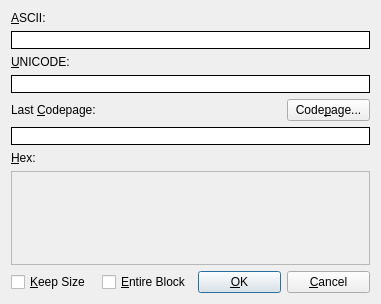
Qt form src/gui/Src/Gui/HexEditDialog.ui (x64dbg/x64dbg) before a commit.
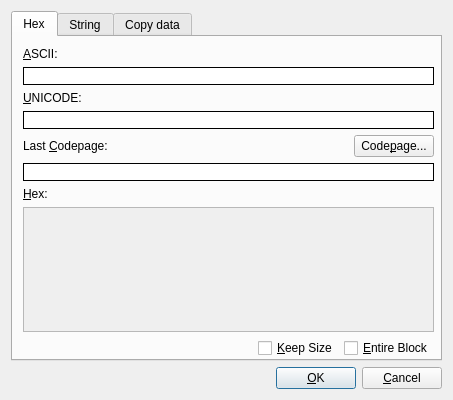
The same form after that commit. The open tabs and pages were chosen to show the change. Icons and pictures are not drawn. Custom widgets are drawn as their Qt base class.

The edit to the form file:
```diff
--- a/src/gui/Src/Gui/HexEditDialog.ui
+++ b/src/gui/Src/Gui/HexEditDialog.ui
@@ -6,8 +6,8 @@
    <rect>
     <x>0</x>
     <y>0</y>
-    <width>381</width>
-    <height>304</height>
+    <width>453</width>
+    <height>400</height>
    </rect>
   </property>
   <property name="windowTitle">
@@ -18,40 +18,22 @@
     <normaloff>:/icons/images/document-binary.png</normaloff>:/icons/images/document-binary.png</iconset>
   </property>
   <layout class="QGridLayout" name="gridLayout">
-   <item row="5" column="0" colspan="4">
-    <widget class="HexLineEdit" name="lineEditCodepage">
-     <property name="styleSheet">
-      <string notr="true">QLineEdit {border-style: outset; border-width: 1px; border-color: black}</string>
-     </property>
-    </widget>
-   </item>
-   <item row="3" column="0" colspan="4">
-    <widget class="HexLineEdit" name="lineEditUnicode">
-     <property name="styleSheet">
-      <string notr="true">QLineEdit {border-style: outset; border-width: 1px; border-color: black}</string>
-     </property>
-     <property name="inputMask">
-      <string/>
-     </property>
-     <property name="maxLength">
-      <number>32767</number>
-     </property>
-     <property name="frame">
-      <bool>false</bool>
-     </property>
-    </widget>
-   </item>
-   <item row="0" column="0">
-    <widget class="QLabel" name="labelAscii">
-     <property name="text">
-      <string>&amp;ASCII:</string>
-     </property>
-     <property name="buddy">
-      <cstring>lineEditAscii</cstring>
-     </property>
-    </widget>
-   </item>
-   <item row="8" column="2">
+   <item row="3" column="0">
+    <layout class="QHBoxLayout" name="horizontalLayout">
+     <item>
+      <spacer name="horizontalSpacer">
+       <property name="orientation">
+        <enum>Qt::Horizontal</enum>
+       </property>
+       <property name="sizeHint" stdset="0">
+        <size>
+         <width>40</width>
+         <height>20</height>
+        </size>
+       </property>
+      </spacer>
+     </item>
+     <item>
     <widget class="QPushButton" name="btnOk">
      <property name="text">
       <string>&amp;OK</string>
@@ -61,70 +43,67 @@
      </property>
     </widget>
    </item>
-   <item row="1" column="0" colspan="4">
-    <widget class="HexLineEdit" name="lineEditAscii">
-     <property name="styleSheet">
-      <string notr="true">QLineEdit {border-style: outset; border-width: 1px; border-color: black}</string>
-     </property>
-     <property name="inputMask">
-      <string/>
-     </property>
-     <property name="maxLength">
-      <number>32767</number>
-     </property>
-     <property name="frame">
-      <bool>false</bool>
-     </property>
-    </widget>
-   </item>
-   <item row="6" column="0">
-    <widget class="QLabel" name="labelHex">
-     <property name="text">
-      <string>&amp;Hex:</string>
-     </property>
-     <property name="buddy">
-      <cstring>scrollArea</cstring>
-     </property>
-    </widget>
-   </item>
-   <item row="8" column="3">
+     <item>
     <widget class="QPushButton" name="btnCancel">
      <property name="text">
       <string>&amp;Cancel</string>
      </property>
     </widget>
    </item>
-   <item row="8" column="1">
-    <widget class="QCheckBox" name="chkEntireBlock">
-     <property name="text">
-      <string>&amp;Entire Block</string>
-     </property>
-    </widget>
+    </layout>
    </item>
-   <item row="7" column="0" colspan="4">
-    <widget class="QScrollArea" name="scrollArea">
-     <property name="focusPolicy">
-      <enum>Qt::NoFocus</enum>
+   <item row="0" column="0">
+    <widget class="QTabWidget" name="tabWidget">
+     <property name="currentIndex">
+      <number>2</number>
      </property>
-     <property name="widgetResizable">
-      <bool>true</bool>
-     </property>
-     <property name="alignment">
-      <set>Qt::AlignCenter</set>
-     </property>
-     <widget class="QWidget" name="scrollAreaWidgetContents">
+     <widget class="QWidget" name="tab">
+      <property name="sizePolicy">
+       <sizepolicy hsizetype="Maximum" vsizetype="Maximum">
+        <horstretch>0</horstretch>
+        <verstretch>0</verstretch>
+       </sizepolicy>
+      </property>
+      <attribute name="title">
+       <string>Hex</string>
+      </attribute>
+      <widget class="QWidget" name="verticalLayoutWidget">
       <property name="geometry">
        <rect>
-        <x>0</x>
-        <y>0</y>
-        <width>361</width>
-        <height>100</height>
-       </rect>
-      </property>
-     </widget>
-    </widget>
-   </item>
-   <item row="2" column="0">
+         <x>10</x>
+         <y>10</y>
+         <width>411</width>
+         <height>311</height>
+        </rect>
+       </property>
+       <layout class="QVBoxLayout" name="verticalLayout">
+        <item>
+         <widget class="QLabel" name="labelAscii">
+          <property name="text">
+           <string>&amp;ASCII:</string>
+          </property>
+          <property name="buddy">
+           <cstring>lineEditAscii</cstring>
+          </property>
+         </widget>
+        </item>
+        <item>
+         <widget class="HexLineEdit" name="lineEditAscii">
+          <property name="styleSheet">
+           <string notr="true">QLineEdit {border-style: outset; border-width: 1px; border-color: black}</string>
+          </property>
+          <property name="inputMask">
+           <string/>
+          </property>
+          <property name="maxLength">
+           <number>32767</number>
+          </property>
+          <property name="frame">
+           <bool>false</bool>
+          </property>
+         </widget>
+        </item>
+        <item>
     <widget class="QLabel" name="labelUnicode">
      <property name="text">
       <string>&amp;UNICODE:</string>
@@ -134,14 +113,25 @@
      </property>
     </widget>
    </item>
-   <item row="8" column="0">
-    <widget class="QCheckBox" name="chkKeepSize">
-     <property name="text">
-      <string>&amp;Keep Size</string>
+        <item>
+         <widget class="HexLineEdit" name="lineEditUnicode">
+          <property name="styleSheet">
+           <string notr="true">QLineEdit {border-style: outset; border-width: 1px; border-color: black}</string>
+          </property>
+          <property name="inputMask">
+           <string/>
+          </property>
+          <property name="maxLength">
+           <number>32767</number>
+          </property>
+          <property name="frame">
+           <bool>false</bool>
      </property>
     </widget>
    </item>
-   <item row="4" column="0">
+        <item>
+         <layout class="QHBoxLayout" name="horizontalLayout_2">
+          <item>
     <widget class="QLabel" name="labelLastCodepage">
      <property name="text">
       <string>Last &amp;Codepage:</string>
@@ -151,7 +141,20 @@
      </property>
     </widget>
    </item>
-   <item row="4" column="3">
+          <item>
+           <spacer name="horizontalSpacer_2">
+            <property name="orientation">
+             <enum>Qt::Horizontal</enum>
+            </property>
+            <property name="sizeHint" stdset="0">
+             <size>
+              <width>40</width>
+              <height>20</height>
+             </size>
+            </property>
+           </spacer>
+          </item>
+          <item>
     <widget class="QPushButton" name="btnCodepage">
      <property name="sizePolicy">
       <sizepolicy hsizetype="Minimum" vsizetype="Fixed">
@@ -171,6 +174,157 @@
     </widget>
    </item>
   </layout>
+        </item>
+        <item>
+         <widget class="HexLineEdit" name="lineEditCodepage">
+          <property name="styleSheet">
+           <string notr="true">QLineEdit {border-style: outset; border-width: 1px; border-color: black}</string>
+          </property>
+         </widget>
+        </item>
+        <item>
+         <widget class="QLabel" name="labelHex">
+          <property name="text">
+           <string>&amp;Hex:</string>
+          </property>
+          <property name="buddy">
+           <cstring>scrollArea</cstring>
+          </property>
+         </widget>
+        </item>
+        <item>
+         <widget class="QScrollArea" name="scrollArea">
+          <property name="focusPolicy">
+           <enum>Qt::NoFocus</enum>
+          </property>
+          <property name="widgetResizable">
+           <bool>true</bool>
+          </property>
+          <property name="alignment">
+           <set>Qt::AlignCenter</set>
+          </property>
+          <widget class="QWidget" name="scrollAreaWidgetContents">
+           <property name="geometry">
+            <rect>
+             <x>0</x>
+             <y>0</y>
+             <width>407</width>
+             <height>122</height>
+            </rect>
+           </property>
+          </widget>
+         </widget>
+        </item>
+        <item>
+         <layout class="QHBoxLayout" name="horizontalLayout_3">
+          <item>
+           <spacer name="horizontalSpacer_3">
+            <property name="orientation">
+             <enum>Qt::Horizontal</enum>
+            </property>
+            <property name="sizeHint" stdset="0">
+             <size>
+              <width>40</width>
+              <height>20</height>
+             </size>
+            </property>
+           </spacer>
+          </item>
+          <item>
+           <widget class="QCheckBox" name="chkKeepSize">
+            <property name="text">
+             <string>&amp;Keep Size</string>
+            </property>
+           </widget>
+          </item>
+          <item>
+           <widget class="QCheckBox" name="chkEntireBlock">
+            <property name="text">
+             <string>&amp;Entire Block</string>
+            </property>
+           </widget>
+          </item>
+         </layout>
+        </item>
+       </layout>
+      </widget>
+     </widget>
+     <widget class="QWidget" name="tab_2">
+      <attribute name="title">
+       <string>String</string>
+      </attribute>
+     </widget>
+     <widget class="QWidget" name="tab_3">
+      <attribute name="title">
+       <string>Copy data</string>
+      </attribute>
+      <widget class="QWidget" name="verticalLayoutWidget_2">
+       <property name="geometry">
+        <rect>
+         <x>0</x>
+         <y>0</y>
+         <width>421</width>
+         <height>321</height>
+        </rect>
+       </property>
+       <layout class="QVBoxLayout" name="verticalLayout_2">
+        <item>
+         <layout class="QHBoxLayout" name="horizontalLayout_4">
+          <item>
+           <widget class="QListView" name="listType">
+            <property name="sizePolicy">
+             <sizepolicy hsizetype="Expanding" vsizetype="Expanding">
+              <horstretch>0</horstretch>
+              <verstretch>0</verstretch>
+             </sizepolicy>
+            </property>
+           </widget>
+          </item>
+          <item>
+           <widget class="QPlainTextEdit" name="plainTextEdit"/>
+          </item>
+         </layout>
+        </item>
+        <item>
+         <layout class="QHBoxLayout" name="horizontalLayout_5">
+          <item>
+           <spacer name="horizontalSpacer_4">
+            <property name="orientation">
+             <enum>Qt::Horizontal</enum>
+            </property>
+            <property name="sizeHint" stdset="0">
+             <size>
+              <width>40</width>
+              <height>20</height>
+             </size>
+            </property>
+           </spacer>
+          </item>
+          <item>
+           <widget class="QPushButton" name="pushButton">
+            <property name="text">
+             <string>Copy</string>
+            </property>
+           </widget>
+          </item>
+          <item>
+           <widget class="QLabel" name="label">
+            <property name="text">
+             <string>Items per line:</string>
+            </property>
+           </widget>
+          </item>
+          <item>
+           <widget class="QSpinBox" name="spinBox"/>
+          </item>
+         </layout>
+        </item>
+       </layout>
+      </widget>
+     </widget>
+    </widget>
+   </item>
+  </layout>
  </widget>
  <customwidgets>
   <customwidget>
```
Left out of the diff: 10 changed lines with no effect on the pictures. Lines whose indentation alone changed are shown as unchanged.
